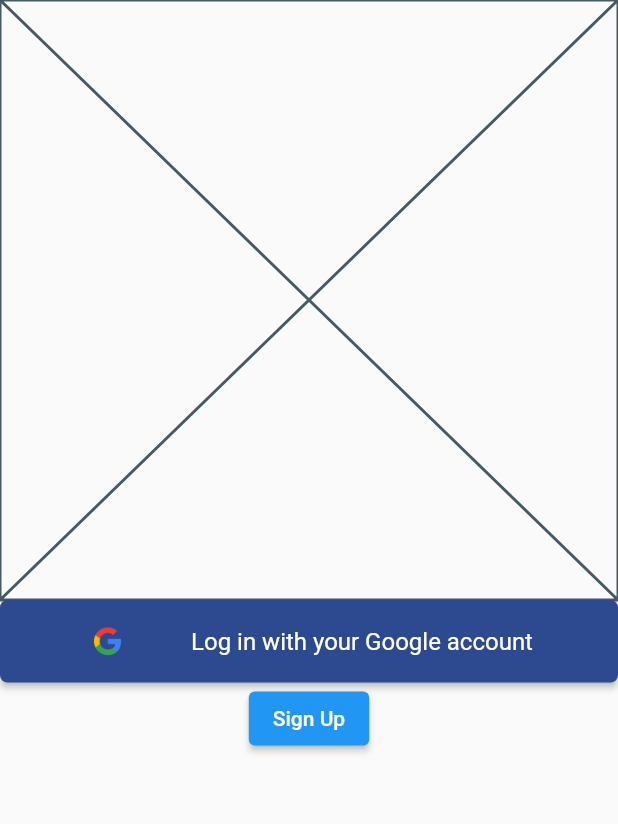
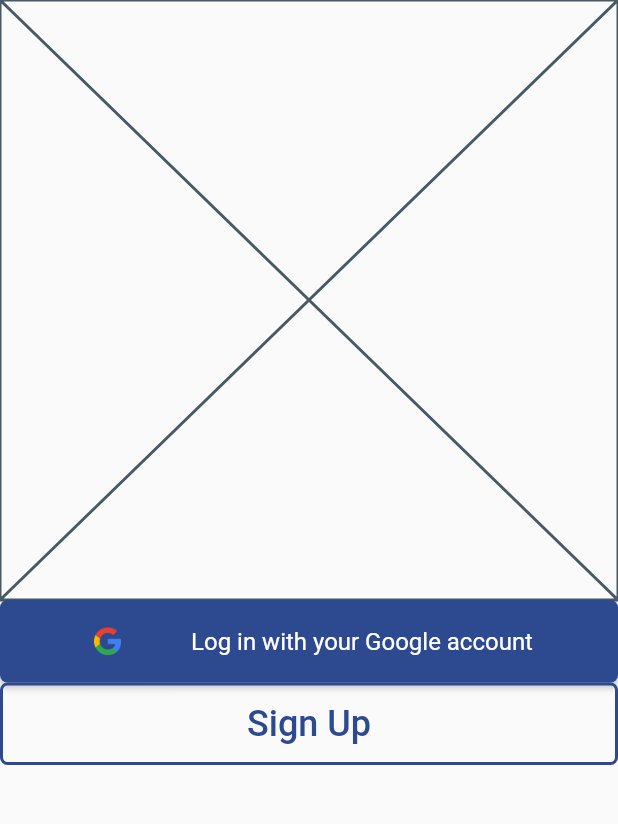
Before and after one commit to Serkhani/StudentConnect, a Flutter app: the screen it shows after launch, on a phone screen of 412 x 824 dp, the part 147-971 px from its top. Run offline on Flutter 3.47's test engine with Material 2 defaults, Android fonts, the light colour scheme and no system bars; our stand-ins replace get.

```diff
--- a/flutter/studentconnect/lib/app/modules/auth/views/components/signup_btn.dart
+++ b/flutter/studentconnect/lib/app/modules/auth/views/components/signup_btn.dart
@@ -5,8 +5,38 @@ class SignUpBtn extends StatelessWidget {
 
   @override
   Widget build(BuildContext context) {
-    return ElevatedButton(
+    // return ElevatedButton(
+    //   onPressed: () {},
+    //   style: ElevatedButton.styleFrom(
+    //     backgroundColor: Colors.transparent,
+    //     shape: Outline
+    //   ),
+    //   child: const Text('Sign Up'));
+    return OutlinedButton(
       onPressed: () {},
-      child: const Text('Sign Up'));
+      style: ElevatedButton.styleFrom(
+        fixedSize: const Size(double.infinity, 55.0),
+        side: const BorderSide(
+          color: Color(0xff2D4990),
+          width: 2.0
+        ),
+        shape: RoundedRectangleBorder(
+          borderRadius: BorderRadius.circular(5.0),
+        )
+      ),
+      child: const Row(
+        mainAxisAlignment: MainAxisAlignment.center,
+        children: [
+          Text(
+            'Sign Up',
+            style: TextStyle(
+              fontSize: 24.0,
+              fontWeight: FontWeight.w500,
+              color: Color(0xff2D4990),
+            ),
+          ),
+        ],
+      ),
+    );
   }
 }
```
